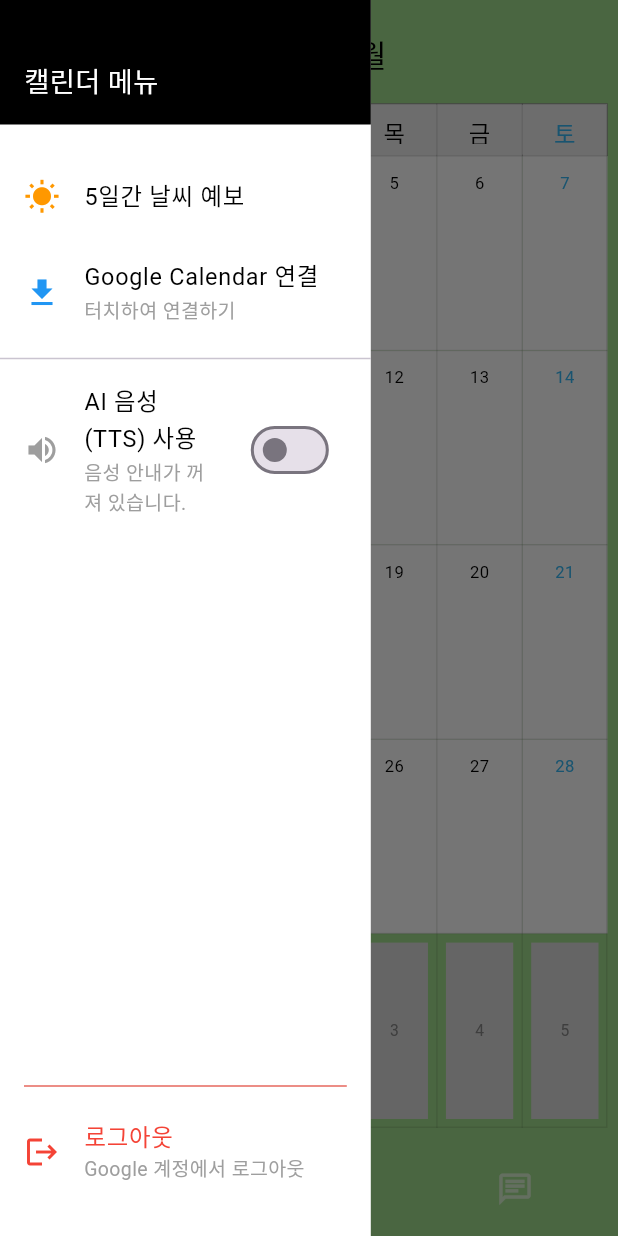
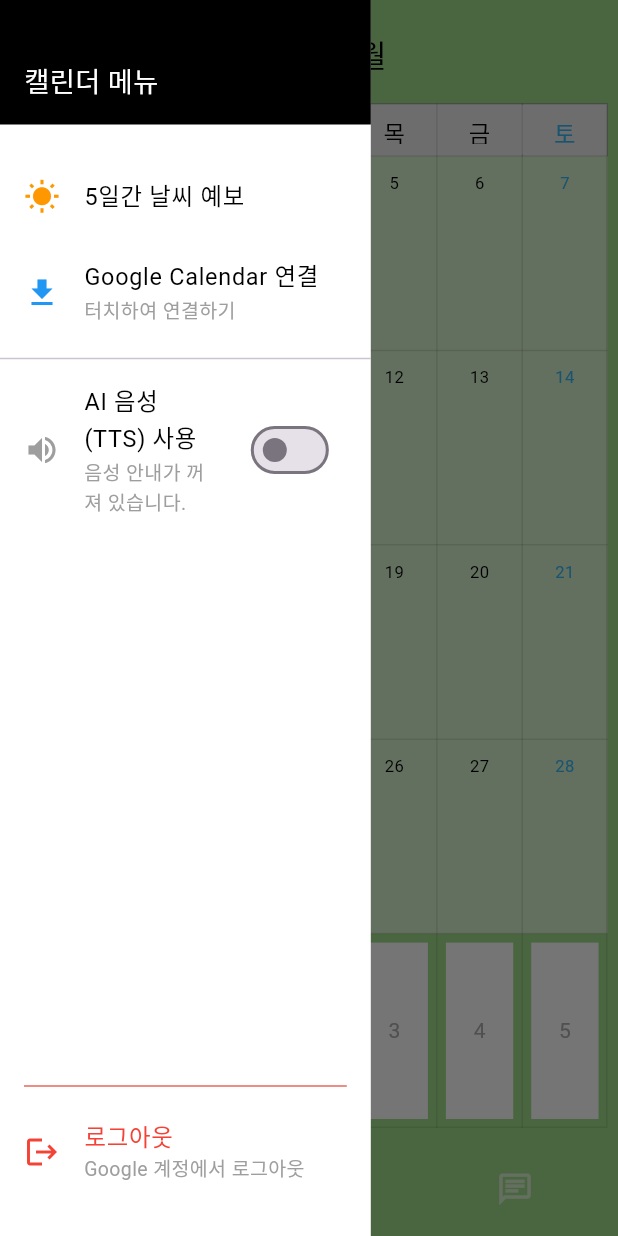
Before and after one commit to jungfsg/Calender, a Flutter app: the CalendarWidget screen opened directly with empty values, with the side drawer open, on a phone screen of 412 x 824 dp. Run offline on Flutter 3.47's test engine with Material 3 defaults, Android fonts, the phone set to English and light mode, and no system bars; drawn by our look-alikes of table_calendar, water_drop_nav_bar; our stand-ins replace firebase_auth, firebase_core, flutter_chat_types, flutter_chat_ui, flutter_tts, geocoding and 7 more; missing offline and left inert: extension_google_sign_in_as_googleapis_auth, gal, google_mlkit_text_recognition, googleapis; accounts and stored records are empty; Roboto replaces fonts that are missing (KoreanFont).

Commit message:
셀 색상 조건 생략

```diff
--- a/lib/widgets/calendar_widget.dart
+++ b/lib/widgets/calendar_widget.dart
@@ -217,23 +217,17 @@ class _CalendarWidgetState extends State<CalendarWidget> {
                           color: Colors.black,
                           text: '1',
                         ),
-                        outsideTextStyle: getTextStyle(
-                          fontSize: 8,
-                          color: const Color(0xFF888888),
-                          text: '1',
-                        ),
                         selectedDecoration: BoxDecoration(
                           color: Colors.blue[800],
                         ),
                         todayDecoration: BoxDecoration(
                           color: Colors.amber[300],
                         ),
-                        defaultDecoration: const BoxDecoration(),
+                        defaultDecoration: const BoxDecoration(
+                          color: Colors.white,
+                        ),
                         weekendDecoration: const BoxDecoration(
-                          color: Color(0xFFEEEEEE),
-                        ),
-                        outsideDecoration: const BoxDecoration(
-                          color: Color(0xFFDDDDDD), // 이번달이 아닌 날짜의 셀 배경색
+                          color: Colors.white,
                         ),
                         tableBorder: TableBorder.all(
                           color: const Color.fromARGB(24, 0, 0, 0),
@@ -246,6 +240,9 @@ class _CalendarWidgetState extends State<CalendarWidget> {
                           color: Colors.transparent,
                         ),
                         markerSize: 0,
+                        outsideDecoration: const BoxDecoration(
+                          color: Colors.white,
+                        ),
                       ),
                       calendarBuilders: CalendarBuilders(
                         // 기본 셀 빌더
--- a/lib/widgets/weather_calendar_cell.dart
+++ b/lib/widgets/weather_calendar_cell.dart
@@ -38,13 +38,14 @@ class WeatherCalendarCell extends StatelessWidget {
       return const Color.fromARGB(255, 68, 138, 218);
     } else if (isToday) {
       return Colors.amber[300]!;
-    } else if (isHoliday) {
-      return const Color.fromARGB(255, 255, 240, 240); // 연한 빨간색 배경
-    } else if (day.weekday == DateTime.saturday ||
-        day.weekday == DateTime.sunday) {
-      return const Color.fromARGB(255, 255, 255, 255);
     }
-    return Colors.white;
+    // else if (isHoliday) {
+    //   return const Color.fromARGB(255, 255, 240, 240); // 연한 빨간색 배경
+    // } else if (day.weekday == DateTime.saturday ||
+    //     day.weekday == DateTime.sunday) {
+    //   return const Color.fromARGB(255, 255, 255, 255);
+    // }
+    return const Color.fromARGB(148, 255, 255, 255);
   }
 
   // 날짜 색상 결정
```
